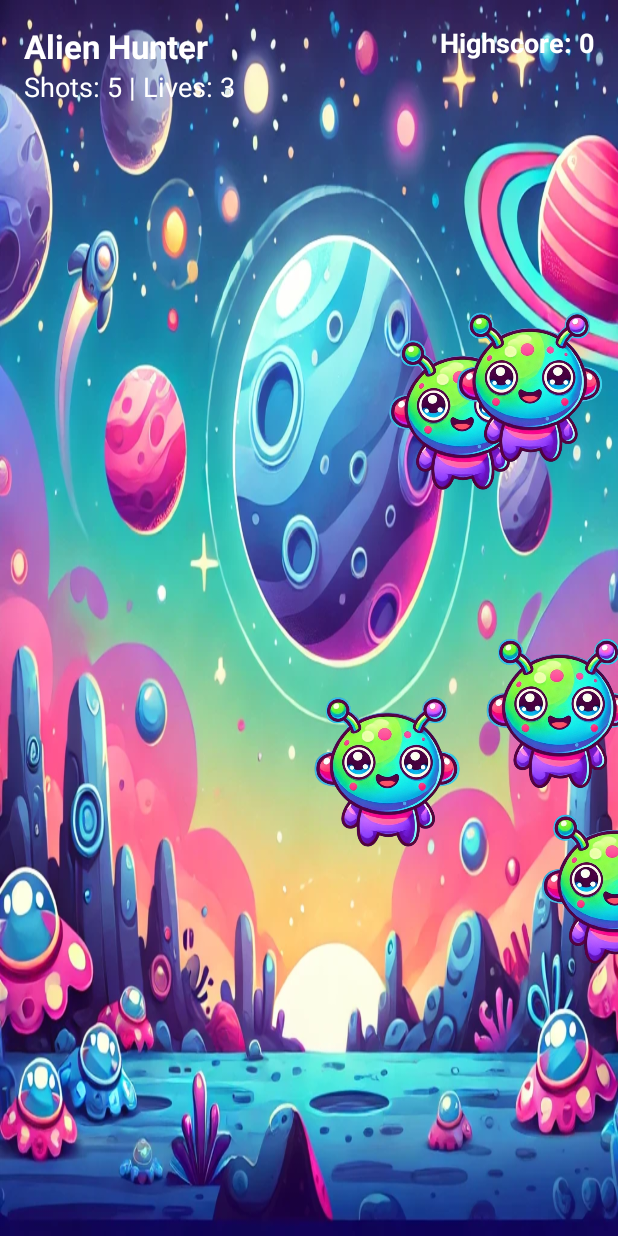
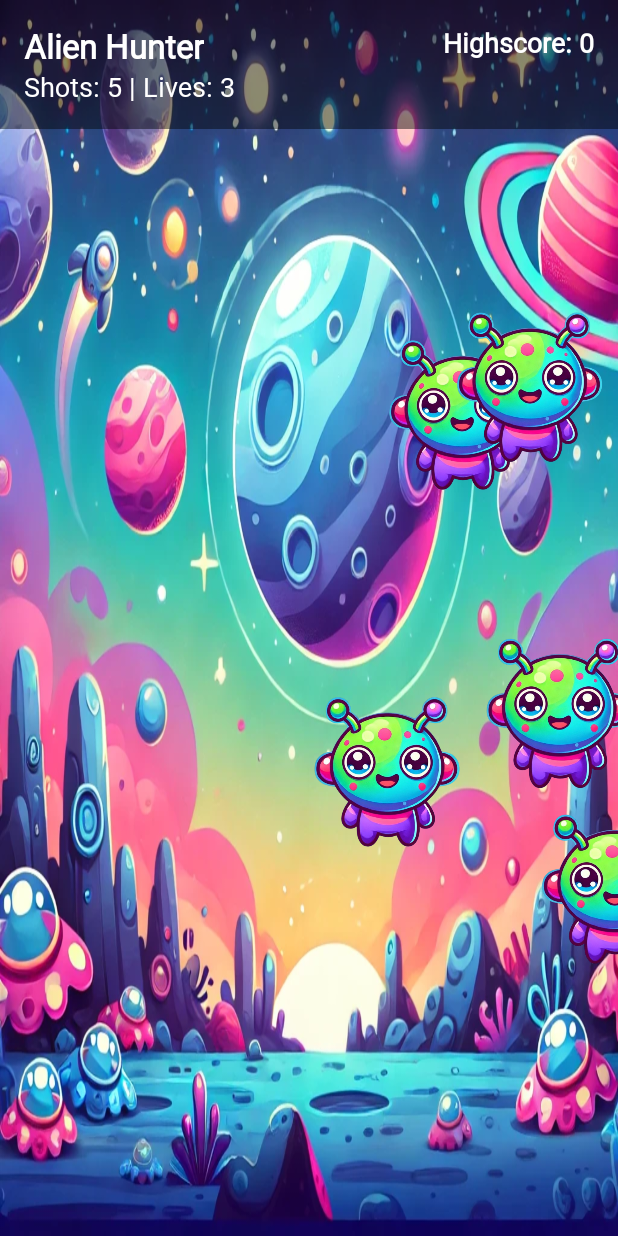
Before and after one commit to alexandar-nikolov/nfc-game, an Android app: the MainActivity screen opened directly, with no data from a screen before it, on a phone screen of 412 x 824 dp. Run offline under Robolectric (Android 15) with nearby library versions, the phone set to English and light mode, and no system bars.

Commit message:
Design fixes and improvements

```diff
--- a/app/src/main/AndroidManifest.xml
+++ b/app/src/main/AndroidManifest.xml
@@ -13,9 +13,9 @@
         android:allowBackup="true"
         android:dataExtractionRules="@xml/data_extraction_rules"
         android:fullBackupContent="@xml/backup_rules"
-        android:icon="@mipmap/ic_launcher"
+        android:icon="@drawable/alien"
         android:label="@string/app_name"
-        android:roundIcon="@mipmap/ic_launcher_round"
+        android:roundIcon="@drawable/mainbackground"
         android:supportsRtl="true"
         android:theme="@style/Theme.DuckHunt"
         tools:targetApi="31">
--- a/app/src/main/res/layout/activity_main.xml
+++ b/app/src/main/res/layout/activity_main.xml
@@ -23,10 +23,11 @@
         android:id="@+id/headerLayout"
         android:layout_width="0dp"
         android:layout_height="wrap_content"
+        android:background="#73000000"
         android:padding="16dp"
-        app:layout_constraintTop_toTopOf="parent"
+        app:layout_constraintEnd_toEndOf="parent"
         app:layout_constraintStart_toStartOf="parent"
-        app:layout_constraintEnd_toEndOf="parent">
+        app:layout_constraintTop_toTopOf="parent">
 
         <!-- Game Title -->
         <TextView
@@ -35,33 +36,36 @@
             android:layout_height="wrap_content"
             android:text="Alien Hunter"
             android:textColor="@android:color/white"
+            android:fontFamily="@font/mainfont"
             android:textSize="22sp"
             android:textStyle="bold"
-            app:layout_constraintTop_toTopOf="parent"
-            app:layout_constraintStart_toStartOf="parent" />
+            app:layout_constraintStart_toStartOf="parent"
+            app:layout_constraintTop_toTopOf="parent" />
 
         <!-- Shots and Lives Info -->
         <TextView
             android:id="@+id/shotsLivesText"
             android:layout_width="wrap_content"
             android:layout_height="wrap_content"
+            android:fontFamily="@font/mainfont"
             android:text="Shots: 5 | Lives: 3"
             android:textColor="@android:color/white"
             android:textSize="18sp"
-            app:layout_constraintTop_toBottomOf="@id/gameTitle"
-            app:layout_constraintStart_toStartOf="parent" />
+            app:layout_constraintStart_toStartOf="parent"
+            app:layout_constraintTop_toBottomOf="@id/gameTitle" />
 
         <!-- Highscore Info -->
         <TextView
             android:id="@+id/highscoreText"
             android:layout_width="wrap_content"
             android:layout_height="wrap_content"
+            android:fontFamily="@font/mainfont"
             android:text="Highscore: 0"
             android:textColor="@android:color/white"
             android:textSize="18sp"
             android:textStyle="bold"
-            app:layout_constraintTop_toTopOf="parent"
-            app:layout_constraintEnd_toEndOf="parent" />
+            app:layout_constraintEnd_toEndOf="parent"
+            app:layout_constraintTop_toTopOf="parent" />
     </androidx.constraintlayout.widget.ConstraintLayout>
 
     <!-- Reload Text -->
```
Also changed, not shown: app/src/main/res/layout/activity_landing.xml (+5 -5 lines).
